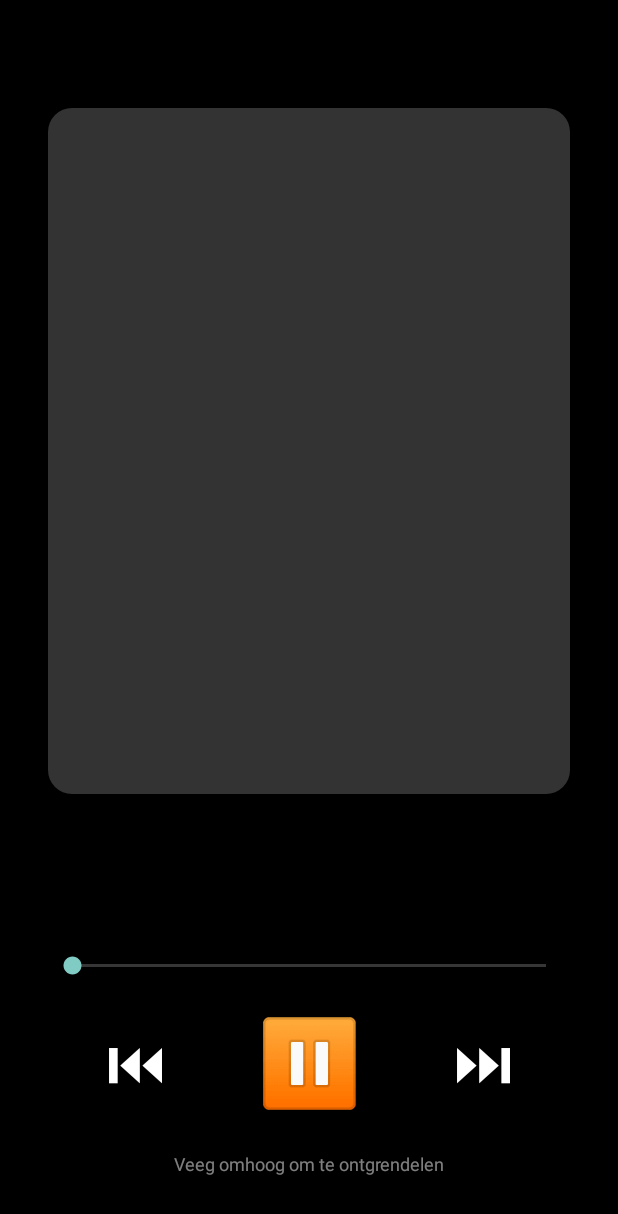
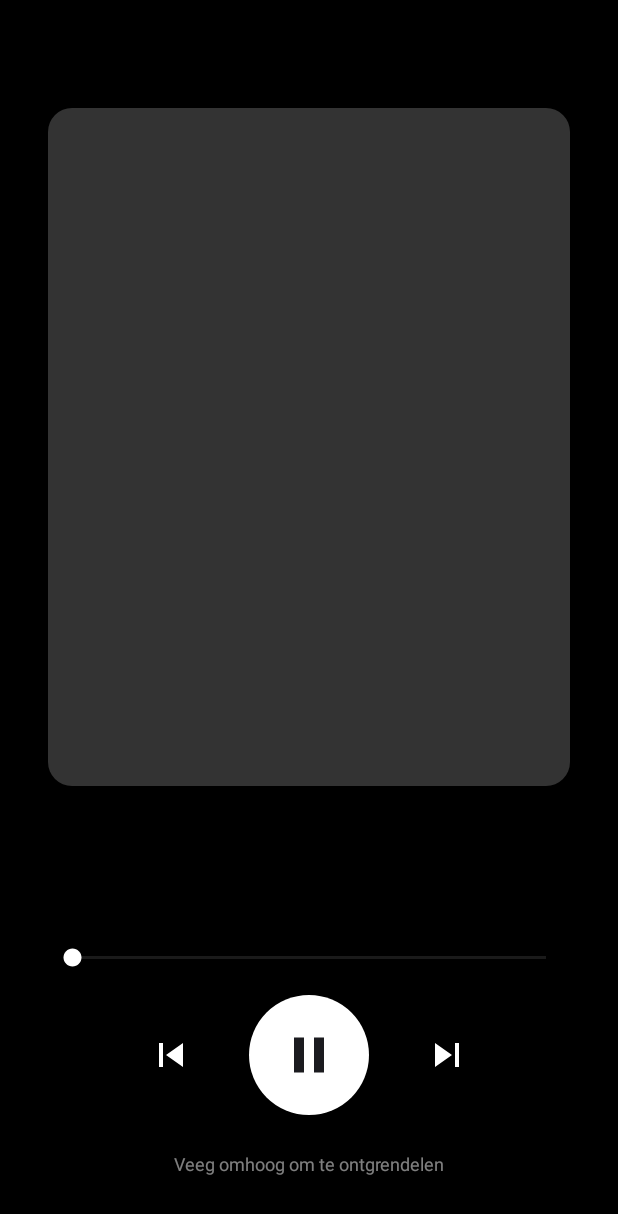
Before and after one commit to tiesdewinter/Muziekspeler, an Android app: the LockActivity screen opened directly, with no data from a screen before it, on a phone screen of 412 x 824 dp. Shown: the top 1214 px of the screen. Run offline under Robolectric (Android 15) with nearby library versions, the phone set to English and light mode, and no system bars; 1 statement that could not run was skipped.

Commit message:
Add files via upload

```diff
--- a/app/src/main/AndroidManifest.xml
+++ b/app/src/main/AndroidManifest.xml
@@ -1,7 +1,7 @@
 <?xml version="1.0" encoding="utf-8"?>
 <manifest xmlns:android="http://schemas.android.com/apk/res/android">
     <uses-permission android:name="android.permission.SYSTEM_ALERT_WINDOW" />
-    <application android:label="MuziekSlot" android:theme="@android:style/Theme.Material.NoActionBar">
+    <application android:label="MuziekSlot" android:icon="@mipmap/ic_launcher" android:roundIcon="@mipmap/ic_launcher" android:theme="@android:style/Theme.Material.NoActionBar">
         <activity android:name=".MainActivity" android:exported="true">
             <intent-filter>
                 <action android:name="android.intent.action.MAIN" />
--- a/app/src/main/java/nl/muziekslot/LockActivity.kt
+++ b/app/src/main/java/nl/muziekslot/LockActivity.kt
@@ -3,6 +3,9 @@ package nl.muziekslot
 import android.app.Activity
 import android.app.KeyguardManager
 import android.content.*
+import android.content.res.ColorStateList
+import android.graphics.drawable.GradientDrawable
+import android.graphics.drawable.RippleDrawable
 import android.graphics.*
 import android.media.MediaMetadata
 import android.media.session.MediaController
@@ -17,7 +20,12 @@ class LockActivity : Activity() {
     private lateinit var title: TextView
     private lateinit var artist: TextView
     private lateinit var seek: SeekBar
-    private lateinit var play: TextView
+    private lateinit var play: ImageView
+    private lateinit var col: LinearLayout
+    private lateinit var row: LinearLayout
+    private lateinit var hint: TextView
+    private lateinit var shade: View
+    private var dim = false
     private var ctrl: MediaController? = null
     private val h = Handler(Looper.getMainLooper())
     private fun dp(v: Int) = (v * resources.displayMetrics.density).toInt()
@@ -43,7 +51,21 @@ class LockActivity : Activity() {
 
     private fun label(t: String, size: Float, bold: Boolean = false) = TextView(this).apply {
         text = t; textSize = size; setTextColor(Color.WHITE); gravity = Gravity.CENTER
-        if (bold) setTypeface(typeface, Typeface.BOLD); maxLines = 1; ellipsize = android.text.TextUtils.TruncateAt.END
+        if (bold) typeface = Typeface.create("sans-serif-medium", Typeface.NORMAL); maxLines = 1; ellipsize = android.text.TextUtils.TruncateAt.END
+    }
+
+    private fun icon(res: Int, box: Int, pad: Int, filled: Boolean) = ImageView(this).apply {
+        setImageResource(res)
+        setPadding(dp(pad), dp(pad), dp(pad), dp(pad))
+        layoutParams = LinearLayout.LayoutParams(dp(box), dp(box)).apply { marginStart = dp(10); marginEnd = dp(10) }
+        fun oval(c: Int) = GradientDrawable().apply { shape = GradientDrawable.OVAL; setColor(c) }
+        if (filled) {
+            setColorFilter(0xFF1B1B1F.toInt())
+            background = RippleDrawable(ColorStateList.valueOf(0x33000000), oval(Color.WHITE), oval(Color.WHITE))
+        } else {
+            setColorFilter(Color.WHITE)
+            background = RippleDrawable(ColorStateList.valueOf(0x44FFFFFF), null, oval(Color.WHITE))
+        }
     }
 
     override fun onCreate(b: Bundle?) {
@@ -57,7 +79,8 @@ class LockActivity : Activity() {
         bg = ImageView(this).apply { scaleType = ImageView.ScaleType.CENTER_CROP; scaleX = 1.5f; scaleY = 1.5f }
         if (Build.VERSION.SDK_INT >= 31) bg.setRenderEffect(RenderEffect.createBlurEffect(90f, 90f, Shader.TileMode.CLAMP))
         root.addView(bg, -1, -1)
-        root.addView(View(this).apply { setBackgroundColor(0x99000000.toInt()) }, -1, -1)
+        shade = View(this).apply { setBackgroundColor(0x99000000.toInt()) }
+        root.addView(shade, -1, -1)
 
         art = ImageView(this).apply {
             scaleType = ImageView.ScaleType.CENTER_CROP; setBackgroundColor(0x33FFFFFF)
@@ -68,24 +91,27 @@ class LockActivity : Activity() {
         }
         title = label("", 24f, true); artist = label("", 18f).apply { alpha = 0.7f }
         seek = SeekBar(this).apply {
+            progressTintList = ColorStateList.valueOf(Color.WHITE)
+            thumbTintList = ColorStateList.valueOf(Color.WHITE)
+            progressBackgroundTintList = ColorStateList.valueOf(0x55FFFFFF)
             setOnSeekBarChangeListener(object : SeekBar.OnSeekBarChangeListener {
                 override fun onProgressChanged(s: SeekBar?, p: Int, user: Boolean) {}
                 override fun onStartTrackingTouch(s: SeekBar?) {}
                 override fun onStopTrackingTouch(s: SeekBar?) { ctrl?.transportControls?.seekTo(progress.toLong()) }
             })
         }
-        val prev = label("⏮", 40f).apply { setOnClickListener { ctrl?.transportControls?.skipToPrevious() } }
-        play = label("⏸", 56f).apply { setOnClickListener {
+        val prev = icon(R.drawable.ic_prev, 64, 16, false).apply { setOnClickListener { ctrl?.transportControls?.skipToPrevious() } }
+        play = icon(R.drawable.ic_pause, 80, 20, true).apply { setOnClickListener {
             if (ctrl?.playbackState?.state == PlaybackState.STATE_PLAYING) ctrl?.transportControls?.pause()
             else ctrl?.transportControls?.play() } }
-        val next = label("⏭", 40f).apply { setOnClickListener { ctrl?.transportControls?.skipToNext() } }
-        val row = LinearLayout(this).apply {
+        val next = icon(R.drawable.ic_next, 64, 16, false).apply { setOnClickListener { ctrl?.transportControls?.skipToNext() } }
+        row = LinearLayout(this).apply {
             gravity = Gravity.CENTER
-            for (v in listOf(prev, play, next)) addView(v, LinearLayout.LayoutParams(0, -2, 1f))
+            for (v in listOf(prev, play, next)) addView(v)
         }
-        val hint = label("Veeg omhoog om te ontgrendelen", 12f).apply { alpha = 0.5f }
+        hint = label("Veeg omhoog om te ontgrendelen", 12f).apply { alpha = 0.5f }
 
-        val col = LinearLayout(this).apply {
+        col = LinearLayout(this).apply {
             orientation = LinearLayout.VERTICAL; setPadding(dp(32), dp(72), dp(32), dp(40))
             addView(art, LinearLayout.LayoutParams(-1, 0, 1f).apply { bottomMargin = dp(28) })
             addView(title); addView(artist); addView(seek, LinearLayout.LayoutParams(-1, -2).apply { topMargin = dp(20) })
@@ -114,10 +140,10 @@ class LockActivity : Activity() {
             ctrl = list.firstOrNull { it.playbackState?.state == PlaybackState.STATE_PLAYING } ?: list.firstOrNull()
         } catch (e: SecurityException) { Toast.makeText(this, "Geef eerst toegang tot meldingen", Toast.LENGTH_LONG).show() }
         val c = ctrl ?: return finish()
-        c.registerCallback(cb); showMeta(c.metadata); showState(c.playbackState); h.post(tick)
+        c.registerCallback(cb); showMeta(c.metadata); showState(c.playbackState); h.post(tick); resetDim()
     }
 
-    override fun onStop() { ctrl?.unregisterCallback(cb); h.removeCallbacks(tick); super.onStop() }
+    override fun onStop() { ctrl?.unregisterCallback(cb); h.removeCallbacks(tick); h.removeCallbacks(goDim); h.removeCallbacks(stop); super.onStop() }
     override fun onDestroy() { try { unregisterReceiver(unlocked) } catch (_: Exception) {}; super.onDestroy() }
 
     private fun showMeta(m: MediaMetadata?) {
@@ -129,5 +155,40 @@ class LockActivity : Activity() {
         seek.max = (m?.getLong(MediaMetadata.METADATA_KEY_DURATION) ?: 0L).toInt().coerceAtLeast(1)
     }
 
-    private fun showState(s: PlaybackState?) { play.text = if (s?.state == PlaybackState.STATE_PLAYING) "⏸" else "▶" }
+    private fun showState(s: PlaybackState?) {
+        val p = s?.state == PlaybackState.STATE_PLAYING
+        play.setImageResource(if (p) R.drawable.ic_pause else R.drawable.ic_play)
+        h.removeCallbacks(stop)
+        if (!p) h.postDelayed(stop, 60_000)
+    }
+
+    private val goDim = Runnable { setDim(true) }
+    private val stop = Runnable { finish() }
+    private fun resetDim() { h.removeCallbacks(goDim); h.postDelayed(goDim, 30_000) }
+
+    private fun setDim(d: Boolean) {
+        dim = d
+        val a = window.attributes
+        a.screenBrightness = if (d) 0.01f else WindowManager.LayoutParams.BRIGHTNESS_OVERRIDE_NONE
+        window.attributes = a
+        val vis = if (d) View.GONE else View.VISIBLE
+        bg.visibility = vis; shade.visibility = vis; seek.visibility = vis; row.visibility = vis; hint.visibility = vis
+        val lp = art.layoutParams as LinearLayout.LayoutParams
+        if (d) { lp.width = dp(160); lp.height = dp(160); lp.weight = 0f; lp.gravity = Gravity.CENTER_HORIZONTAL }
+        else { lp.width = -1; lp.height = 0; lp.weight = 1f; lp.gravity = -1 }
+        art.layoutParams = lp
+        col.gravity = if (d) Gravity.CENTER else Gravity.TOP
+        title.alpha = if (d) 0.6f else 1f
+        artist.alpha = if (d) 0.4f else 0.7f
+        art.alpha = if (d) 0.6f else 1f
+    }
+
+    override fun dispatchTouchEvent(ev: MotionEvent): Boolean {
+        if (ev.action == MotionEvent.ACTION_DOWN) {
+            val was = dim
+            setDim(false); resetDim()
+            if (was) return true
+        }
+        return super.dispatchTouchEvent(ev)
+    }
 }
--- /dev/null
+++ b/app/src/main/res/drawable/ic_launcher_fg.xml
@@ -0,0 +1,5 @@
+<vector xmlns:android="http://schemas.android.com/apk/res/android" android:width="108dp" android:height="108dp" android:viewportWidth="48" android:viewportHeight="48">
+    <group android:translateX="12" android:translateY="12">
+        <path android:fillColor="#FF041E49" android:pathData="M12,3v10.55c-0.59,-0.34 -1.27,-0.55 -2,-0.55 -2.21,0 -4,1.79 -4,4s1.79,4 4,4 4,-1.79 4,-4V7h4V3h-6z"/>
+    </group>
+</vector>
--- /dev/null
+++ b/app/src/main/res/drawable/ic_next.xml
@@ -0,0 +1,3 @@
+<vector xmlns:android="http://schemas.android.com/apk/res/android" android:width="24dp" android:height="24dp" android:viewportWidth="24" android:viewportHeight="24">
+    <path android:fillColor="#FFFFFFFF" android:pathData="M6,18l8.5,-6L6,6v12zM16,6v12h2V6h-2z"/>
+</vector>
--- /dev/null
+++ b/app/src/main/res/drawable/ic_pause.xml
@@ -0,0 +1,3 @@
+<vector xmlns:android="http://schemas.android.com/apk/res/android" android:width="24dp" android:height="24dp" android:viewportWidth="24" android:viewportHeight="24">
+    <path android:fillColor="#FFFFFFFF" android:pathData="M6,19h4V5H6v14zM14,5v14h4V5h-4z"/>
+</vector>
--- /dev/null
+++ b/app/src/main/res/drawable/ic_play.xml
@@ -0,0 +1,3 @@
+<vector xmlns:android="http://schemas.android.com/apk/res/android" android:width="24dp" android:height="24dp" android:viewportWidth="24" android:viewportHeight="24">
+    <path android:fillColor="#FFFFFFFF" android:pathData="M8,5v14l11,-7z"/>
+</vector>
--- /dev/null
+++ b/app/src/main/res/drawable/ic_prev.xml
@@ -0,0 +1,3 @@
+<vector xmlns:android="http://schemas.android.com/apk/res/android" android:width="24dp" android:height="24dp" android:viewportWidth="24" android:viewportHeight="24">
+    <path android:fillColor="#FFFFFFFF" android:pathData="M6,6h2v12H6zM9.5,12l8.5,6V6z"/>
+</vector>
--- /dev/null
+++ b/app/src/main/res/mipmap-anydpi-v26/ic_launcher.xml
@@ -0,0 +1,5 @@
+<adaptive-icon xmlns:android="http://schemas.android.com/apk/res/android">
+    <background android:drawable="@color/ic_bg"/>
+    <foreground android:drawable="@drawable/ic_launcher_fg"/>
+    <monochrome android:drawable="@drawable/ic_launcher_fg"/>
+</adaptive-icon>
--- /dev/null
+++ b/app/src/main/res/values/colors.xml
@@ -0,0 +1 @@
+<resources><color name="ic_bg">#D3E3FD</color></resources>
```
